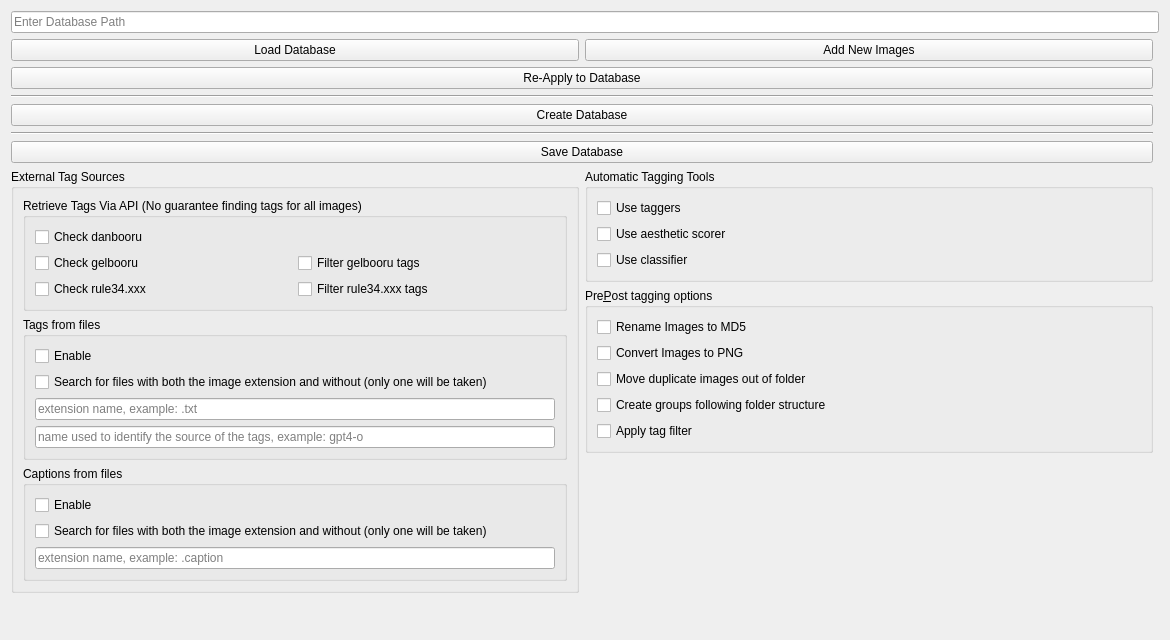
Above: interfaces/databaseCreationTab.ui from HaW-Tagger/HWtagger before the change. Below: the same form after it.
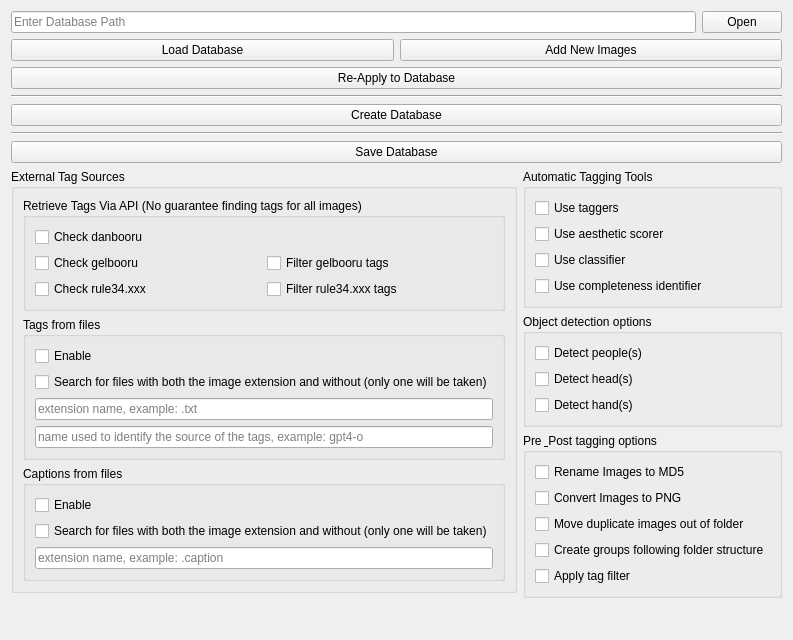
That is the form after the change.

```diff
--- a/interfaces/databaseCreationTab.ui
+++ b/interfaces/databaseCreationTab.ui
@@ -6,7 +6,7 @@
    <rect>
     <x>0</x>
     <y>0</y>
-    <width>1170</width>
+    <width>706</width>
     <height>640</height>
    </rect>
   </property>
@@ -14,7 +14,7 @@
    <string>Form</string>
   </property>
   <layout class="QGridLayout" name="gridLayout">
-   <item row="0" column="0" colspan="2">
+   <item row="0" column="0">
     <widget class="QLineEdit" name="lineEdit_path">
      <property name="toolTip">
       <string>&lt;html&gt;&lt;head/&gt;&lt;body&gt;&lt;p&gt;The first step in making a database, enter a directory that contains images or contains subdirectories with images. Then select the method of tagging you want to enable (loading tags from an external file, via API, or autotagging), then create the database.&lt;/p&gt;&lt;/body&gt;&lt;/html&gt;</string>
@@ -24,7 +24,82 @@
      </property>
     </widget>
    </item>
-   <item row="2" column="0">
+   <item row="0" column="1">
+    <widget class="QPushButton" name="pushButton_open_path">
+     <property name="text">
+      <string>Open</string>
+     </property>
+    </widget>
+   </item>
+   <item row="1" column="0" colspan="2">
+    <layout class="QGridLayout" name="gridLayout_4">
+     <item row="1" column="0" colspan="2">
+      <widget class="QPushButton" name="pushButton_reapply_to_database">
+       <property name="toolTip">
+        <string>Re-applies the tagging/processes below to images currently in the database.</string>
+       </property>
+       <property name="text">
+        <string>Re-Apply to Database</string>
+       </property>
+      </widget>
+     </item>
+     <item row="0" column="1">
+      <widget class="QPushButton" name="pushButton_add_new_images">
+       <property name="toolTip">
+        <string>Use this to add new images to a pre-existing database.  Load a database and select the tagging criterions and click on this.</string>
+       </property>
+       <property name="text">
+        <string>Add New Images</string>
+       </property>
+      </widget>
+     </item>
+     <item row="3" column="0" colspan="2">
+      <widget class="QPushButton" name="pushButton_create_database">
+       <property name="toolTip">
+        <string>Create a database using the enabled settng below.  If nothing is enabled it'll just make a database with the images with no tag/caption assigned to them.</string>
+       </property>
+       <property name="text">
+        <string>Create Database</string>
+       </property>
+      </widget>
+     </item>
+     <item row="0" column="0">
+      <widget class="QPushButton" name="pushButton_load_database">
+       <property name="toolTip">
+        <string>Enter a database directory, and this will load any database in the folder.</string>
+       </property>
+       <property name="text">
+        <string>Load Database</string>
+       </property>
+      </widget>
+     </item>
+     <item row="5" column="0" colspan="2">
+      <widget class="QPushButton" name="pushButton_save_database">
+       <property name="toolTip">
+        <string>Saves the created or loaded database.</string>
+       </property>
+       <property name="text">
+        <string>Save Database</string>
+       </property>
+      </widget>
+     </item>
+     <item row="2" column="0" colspan="2">
+      <widget class="Line" name="line_4">
+       <property name="orientation">
+        <enum>Qt::Horizontal</enum>
+       </property>
+      </widget>
+     </item>
+     <item row="4" column="0" colspan="2">
+      <widget class="Line" name="line_5">
+       <property name="orientation">
+        <enum>Qt::Horizontal</enum>
+       </property>
+      </widget>
+     </item>
+    </layout>
+   </item>
+   <item row="2" column="0" colspan="2">
     <layout class="QHBoxLayout" name="horizontalLayout">
      <item>
       <layout class="QVBoxLayout" name="verticalLayout_2">
@@ -255,6 +330,46 @@
             </property>
            </widget>
           </item>
+          <item>
+           <widget class="QCheckBox" name="checkBox_use_completeness">
+            <property name="toolTip">
+             <string>&lt;html&gt;&lt;head/&gt;&lt;body&gt;&lt;p&gt;Use an additional img completeness classifier and add tags like &amp;quot;rough art&amp;quot; to imgs above a threshold, useful for checkpoints and identifying completed works vs a quick drawing that's better than a sketch&lt;/p&gt;&lt;/body&gt;&lt;/html&gt;</string>
+            </property>
+            <property name="text">
+             <string>Use completeness identifier</string>
+            </property>
+           </widget>
+          </item>
+         </layout>
+        </widget>
+       </item>
+       <item>
+        <widget class="QGroupBox" name="groupBox_7">
+         <property name="title">
+          <string>Object detection options</string>
+         </property>
+         <layout class="QVBoxLayout" name="verticalLayout_5">
+          <item>
+           <widget class="QCheckBox" name="checkBox_detect_people">
+            <property name="text">
+             <string>Detect people(s)</string>
+            </property>
+           </widget>
+          </item>
+          <item>
+           <widget class="QCheckBox" name="checkBox_detect_head">
+            <property name="text">
+             <string>Detect head(s)</string>
+            </property>
+           </widget>
+          </item>
+          <item>
+           <widget class="QCheckBox" name="checkBox_detect_hand">
+            <property name="text">
+             <string>Detect hand(s)</string>
+            </property>
+           </widget>
+          </item>
          </layout>
         </widget>
        </item>
@@ -267,7 +382,7 @@
           </sizepolicy>
          </property>
          <property name="title">
-          <string>Pre&amp;Post tagging options</string>
+          <string>Pre &amp; Post tagging options</string>
          </property>
          <layout class="QGridLayout" name="gridLayout_2">
           <item row="3" column="0" colspan="2">
@@ -337,74 +452,6 @@
      </item>
     </layout>
    </item>
-   <item row="1" column="0">
-    <layout class="QGridLayout" name="gridLayout_4">
-     <item row="1" column="0" colspan="2">
-      <widget class="QPushButton" name="pushButton_reapply_to_database">
-       <property name="toolTip">
-        <string>Re-applies the tagging/processes below to images currently in the database.</string>
-       </property>
-       <property name="text">
-        <string>Re-Apply to Database</string>
-       </property>
-      </widget>
-     </item>
-     <item row="0" column="1">
-      <widget class="QPushButton" name="pushButton_add_new_images">
-       <property name="toolTip">
-        <string>Use this to add new images to a pre-existing database.  Load a database and select the tagging criterions and click on this.</string>
-       </property>
-       <property name="text">
-        <string>Add New Images</string>
-       </property>
-      </widget>
-     </item>
-     <item row="3" column="0" colspan="2">
-      <widget class="QPushButton" name="pushButton_create_database">
-       <property name="toolTip">
-        <string>Create a database using the enabled settng below.  If nothing is enabled it'll just make a database with the images with no tag/caption assigned to them.</string>
-       </property>
-       <property name="text">
-        <string>Create Database</string>
-       </property>
-      </widget>
-     </item>
-     <item row="0" column="0">
-      <widget class="QPushButton" name="pushButton_load_database">
-       <property name="toolTip">
-        <string>Enter a database directory, and this will load any database in the folder.</string>
-       </property>
-       <property name="text">
-        <string>Load Database</string>
-       </property>
-      </widget>
-     </item>
-     <item row="5" column="0" colspan="2">
-      <widget class="QPushButton" name="pushButton_save_database">
-       <property name="toolTip">
-        <string>Saves the created or loaded database.</string>
-       </property>
-       <property name="text">
-        <string>Save Database</string>
-       </property>
-      </widget>
-     </item>
-     <item row="2" column="0" colspan="2">
-      <widget class="Line" name="line_4">
-       <property name="orientation">
-        <enum>Qt::Horizontal</enum>
-       </property>
-      </widget>
-     </item>
-     <item row="4" column="0" colspan="2">
-      <widget class="Line" name="line_5">
-       <property name="orientation">
-        <enum>Qt::Horizontal</enum>
-       </property>
-      </widget>
-     </item>
-    </layout>
-   </item>
   </layout>
  </widget>
  <resources/>
```
